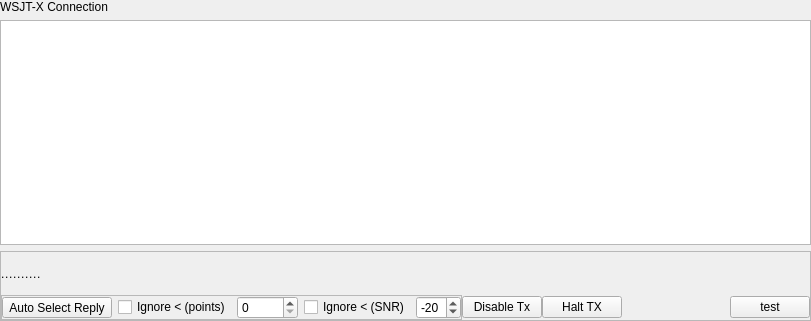
This is mqt/MqtLogger/WsjtxFrame.ui in Rsclub22/Minos2-Mirror as Qt 5 draws it before an edit. The edited form follows.
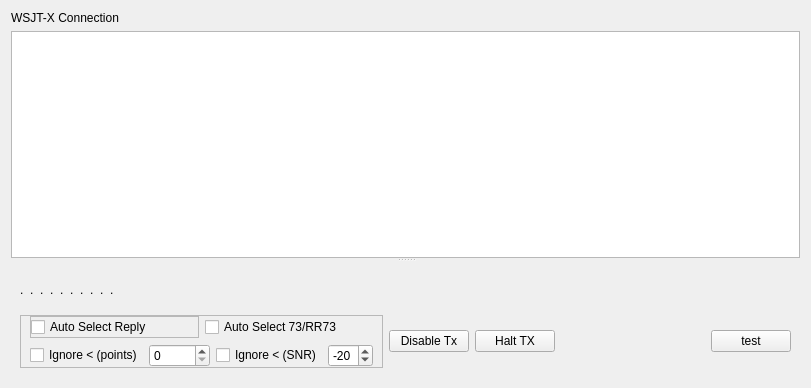
This is the edited form. Custom widgets are drawn as their Qt base class.

Commit message: Improvements to auto, including aut 73/rr73 option

```diff
--- a/mqt/MqtLogger/WsjtxFrame.ui
+++ b/mqt/MqtLogger/WsjtxFrame.ui
@@ -7,7 +7,7 @@
     <x>0</x>
     <y>0</y>
     <width>811</width>
-    <height>321</height>
+    <height>388</height>
    </rect>
   </property>
   <property name="windowTitle">
@@ -16,19 +16,7 @@
   <property name="autoFillBackground">
    <bool>true</bool>
   </property>
-  <layout class="QVBoxLayout" name="verticalLayout_2">
-   <property name="leftMargin">
-    <number>0</number>
-   </property>
-   <property name="topMargin">
-    <number>0</number>
-   </property>
-   <property name="rightMargin">
-    <number>0</number>
-   </property>
-   <property name="bottomMargin">
-    <number>0</number>
-   </property>
+  <layout class="QVBoxLayout" name="verticalLayout_3">
    <item>
     <widget class="QLabel" name="label">
      <property name="sizePolicy">
@@ -43,6 +31,10 @@
     </widget>
    </item>
    <item>
+    <widget class="MinosSplitter" name="splitter">
+     <property name="orientation">
+      <enum>Qt::Vertical</enum>
+     </property>
     <widget class="QTableView" name="decodes_table_view_">
      <property name="focusPolicy">
       <enum>Qt::NoFocus</enum>
@@ -51,45 +43,55 @@
       <bool>false</bool>
      </property>
     </widget>
-   </item>
-   <item>
     <widget class="QScrollArea" name="scrollArea">
      <property name="sizePolicy">
-      <sizepolicy hsizetype="Expanding" vsizetype="Fixed">
+       <sizepolicy hsizetype="Expanding" vsizetype="Expanding">
        <horstretch>0</horstretch>
        <verstretch>0</verstretch>
       </sizepolicy>
      </property>
+      <property name="frameShape">
+       <enum>QFrame::NoFrame</enum>
+      </property>
+      <property name="frameShadow">
+       <enum>QFrame::Plain</enum>
+      </property>
+      <property name="lineWidth">
+       <number>0</number>
+      </property>
+      <property name="verticalScrollBarPolicy">
+       <enum>Qt::ScrollBarAsNeeded</enum>
+      </property>
+      <property name="horizontalScrollBarPolicy">
+       <enum>Qt::ScrollBarAsNeeded</enum>
+      </property>
      <property name="widgetResizable">
       <bool>true</bool>
      </property>
+      <property name="alignment">
+       <set>Qt::AlignLeading|Qt::AlignLeft|Qt::AlignTop</set>
+      </property>
      <widget class="QWidget" name="scrollAreaWidgetContents">
       <property name="geometry">
        <rect>
         <x>0</x>
         <y>0</y>
-        <width>809</width>
-        <height>68</height>
-       </rect>
-      </property>
-      <layout class="QVBoxLayout" name="verticalLayout">
-       <property name="spacing">
-        <number>0</number>
+         <width>779</width>
+         <height>105</height>
+        </rect>
+       </property>
+       <property name="sizePolicy">
+        <sizepolicy hsizetype="Preferred" vsizetype="Minimum">
+         <horstretch>0</horstretch>
+         <verstretch>0</verstretch>
+        </sizepolicy>
        </property>
-       <property name="leftMargin">
-        <number>0</number>
-       </property>
-       <property name="topMargin">
-        <number>0</number>
-       </property>
-       <property name="rightMargin">
-        <number>0</number>
-       </property>
-       <property name="bottomMargin">
-        <number>0</number>
-       </property>
+       <layout class="QVBoxLayout" name="verticalLayout_2">
        <item>
         <layout class="QHBoxLayout" name="horizontalLayout_4">
+          <property name="sizeConstraint">
+           <enum>QLayout::SetMinimumSize</enum>
+          </property>
          <item>
           <layout class="QHBoxLayout" name="horizontalLayout_2">
            <item>
@@ -180,16 +182,48 @@
         </layout>
        </item>
        <item>
-        <layout class="QHBoxLayout" name="horizontalLayout_3">
+         <layout class="QHBoxLayout" name="horizontalLayout_7">
+          <property name="sizeConstraint">
+           <enum>QLayout::SetDefaultConstraint</enum>
+          </property>
          <item>
           <widget class="QFrame" name="autoSelectReplyFrame">
+            <property name="sizePolicy">
+             <sizepolicy hsizetype="Preferred" vsizetype="Minimum">
+              <horstretch>0</horstretch>
+              <verstretch>0</verstretch>
+             </sizepolicy>
+            </property>
            <property name="frameShape">
             <enum>QFrame::StyledPanel</enum>
            </property>
            <property name="frameShadow">
             <enum>QFrame::Raised</enum>
            </property>
-           <layout class="QHBoxLayout" name="horizontalLayout">
+            <layout class="QVBoxLayout" name="verticalLayout">
+             <property name="topMargin">
+              <number>0</number>
+             </property>
+             <property name="bottomMargin">
+              <number>0</number>
+             </property>
+             <item>
+              <layout class="QHBoxLayout" name="horizontalLayout_3">
+               <item>
+                <widget class="QFrame" name="frame">
+                 <property name="frameShape">
+                  <enum>QFrame::StyledPanel</enum>
+                 </property>
+                 <property name="frameShadow">
+                  <enum>QFrame::Raised</enum>
+                 </property>
+                 <property name="lineWidth">
+                  <number>2</number>
+                 </property>
+                 <layout class="QHBoxLayout" name="horizontalLayout_5">
+                  <property name="spacing">
+                   <number>0</number>
+                  </property>
             <property name="leftMargin">
              <number>0</number>
             </property>
@@ -203,7 +237,7 @@
              <number>0</number>
             </property>
             <item>
-             <widget class="QToolButton" name="autoSelectButton">
+                   <widget class="QCheckBox" name="autoSelectButton">
               <property name="focusPolicy">
                <enum>Qt::NoFocus</enum>
               </property>
@@ -216,11 +250,22 @@
               <property name="checked">
                <bool>false</bool>
               </property>
-              <property name="toolButtonStyle">
-               <enum>Qt::ToolButtonTextBesideIcon</enum>
+                   </widget>
+                  </item>
+                 </layout>
+                </widget>
+               </item>
+               <item>
+                <widget class="QCheckBox" name="autosel73cb">
+                 <property name="text">
+                  <string>Auto Select 73/RR73</string>
               </property>
              </widget>
             </item>
+              </layout>
+             </item>
+             <item>
+              <layout class="QHBoxLayout" name="horizontalLayout">
             <item>
              <widget class="QCheckBox" name="minPointsCheckBox">
               <property name="focusPolicy">
@@ -271,8 +316,12 @@
              </widget>
             </item>
            </layout>
-          </widget>
-         </item>
+             </item>
+            </layout>
+           </widget>
+          </item>
+          <item>
+           <layout class="QHBoxLayout" name="horizontalLayout_6">
          <item>
           <widget class="QPushButton" name="auto_off_button_">
            <property name="focusPolicy">
@@ -316,11 +365,22 @@
         </layout>
        </item>
       </layout>
-     </widget>
-    </widget>
+        </item>
+       </layout>
+      </widget>
+     </widget>
+    </widget>
    </item>
   </layout>
  </widget>
+ <customwidgets>
+  <customwidget>
+   <class>MinosSplitter</class>
+   <extends>QSplitter</extends>
+   <header>minossplitter.h</header>
+   <container>1</container>
+  </customwidget>
+ </customwidgets>
  <resources/>
  <connections/>
 </ui>
```
Lines whose indentation alone changed are shown as unchanged. The commit also changes 6 other files.
